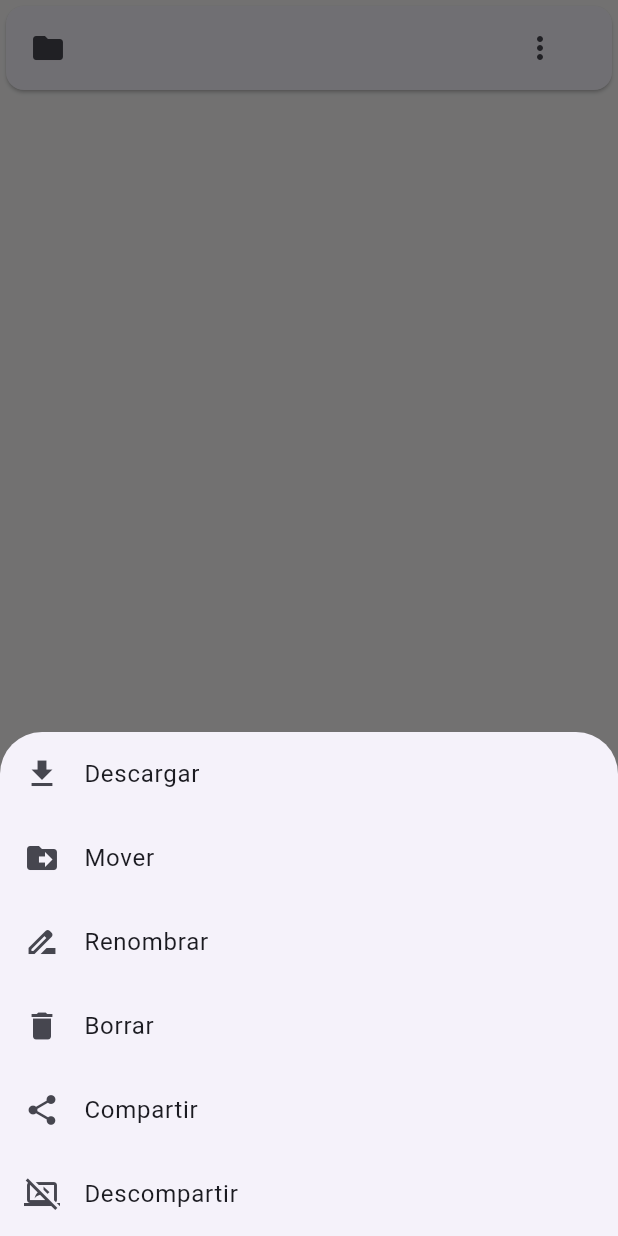
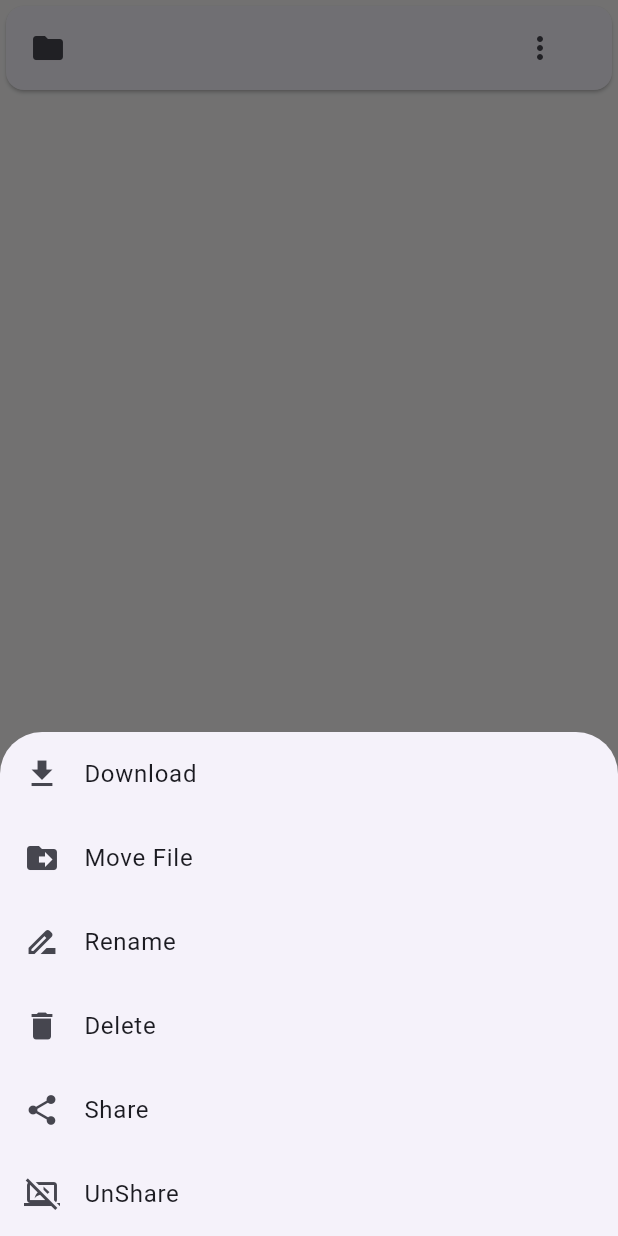
Before and after one commit to hawks-atlanta/frontend-flutter, a Flutter app: the FileOrFolderWidget widget shown alone on an empty page, opened directly with empty values, after a tap on the "more vert" icon, on a phone screen of 412 x 824 dp. Run offline on Flutter 3.47's test engine with Material 3 defaults, Android fonts, the light colour scheme and no system bars; our stand-ins replace auto_size_text, dio, file_picker, flutter_dotenv, flutter_riverpod, flutter_secure_storage and 4 more; accounts and stored records are empty; network calls fail; statements that could not run were skipped; project files that could hold a hidden picture were left out.

```diff
--- a/lib/features/drive/domain/datasources/file_datasources.dart
+++ b/lib/features/drive/domain/datasources/file_datasources.dart
@@ -8,5 +8,5 @@ abstract class FileDataSource {
   Future<FileUploadResponse> uploadFiles(
       String fileName, List<String> fileContent, String? location);
   Future<FileCheckResponse> checkFile(String fileUUID);
-  Future<List<File>> getFiles(String? location);
+  Future<List<File>> getFiles({String? location});
 }
--- a/lib/features/drive/domain/repositories/file_repository.dart
+++ b/lib/features/drive/domain/repositories/file_repository.dart
@@ -3,9 +3,7 @@ import 'package:login_mobile/features/drive/domain/entities/file_upload.dart';
 
 abstract class FilesRepository {
   Future<FileUploadResponse> uploadFiles(
-      String fileName,
-      List<String> fileContent,
-      String? location);
+      String fileName, List<String> fileContent, String? location);
   Future<FileCheckResponse> checkFile(String fileUUID);
-  Future<List<File>> getFiles(String? location);
+  Future<List<File>> getFiles({String? location});
 }
--- a/lib/features/drive/infrastructure/datasources/file_datasource_impl.dart
+++ b/lib/features/drive/infrastructure/datasources/file_datasource_impl.dart
@@ -65,9 +65,8 @@ class FilesDatasourceImpl extends FileDataSource {
   //El list sería dio.post Lista de maps en dynamic
 
   @override
-  Future<List<File>> getFiles(String? location) async {
+  Future<List<File>> getFiles({String? location}) async {
     try {
-      print("token getFiles: $accessToken");
       Map<String, dynamic> data = {'token': accessToken};
       // Si location no es nulo, añadirlo al mapa de datos
       if (location != null) {
--- a/lib/features/drive/infrastructure/repositories/file_repository_impl.dart
+++ b/lib/features/drive/infrastructure/repositories/file_repository_impl.dart
@@ -2,6 +2,7 @@ import 'package:login_mobile/features/drive/domain/datasources/file_datasources.
 import 'package:login_mobile/features/drive/domain/entities/file.dart';
 import 'package:login_mobile/features/drive/domain/entities/file_upload.dart';
 import 'package:login_mobile/features/drive/domain/repositories/file_repository.dart';
+
 // El único objetivo de FileRepositoryImpl es usar el dataSource
 // El dataSource lo satisface
 class FilesRepositoryImpl extends FilesRepository {
@@ -10,8 +11,8 @@ class FilesRepositoryImpl extends FilesRepository {
   FilesRepositoryImpl(this.dataSource);
 
   @override
-  Future<FileUploadResponse> uploadFiles(String fileName,
-      List<String> fileContent, String? location ) {
+  Future<FileUploadResponse> uploadFiles(
+      String fileName, List<String> fileContent, String? location) {
     return dataSource.uploadFiles(fileName, fileContent, location);
   }
 
@@ -21,7 +22,7 @@ class FilesRepositoryImpl extends FilesRepository {
   }
 
   @override
-  Future<List<File>> getFiles(String? location) {
-    return dataSource.getFiles(location);
+  Future<List<File>> getFiles({String? location}) {
+    return dataSource.getFiles(location: location);
   }
 }
--- a/lib/features/drive/presentation/providers/files_upload_repository_provider.dart
+++ b/lib/features/drive/presentation/providers/files_upload_repository_provider.dart
@@ -10,10 +10,7 @@ import 'package:login_mobile/features/drive/infrastructure/repositories/file_rep
 //ReadOnly provider
 final filesRepositoryProvider = Provider<FilesRepository>((ref) {
   final accessToken = ref.watch(authProvider).user?.token ?? '';
-  print("Token: $accessToken");
-
   final filesRepository =
       FilesRepositoryImpl(FilesDatasourceImpl(accessToken: accessToken));
-
   return filesRepository;
 });
--- a/lib/features/drive/presentation/providers/sync_provider.dart
+++ b/lib/features/drive/presentation/providers/sync_provider.dart
@@ -12,6 +12,6 @@ class SyncInterface {
   SyncInterface(this.filesGetProviderNotifier);
 
   void onFileUploadSuccess(String? location) {
-    filesGetProviderNotifier.getFiles(location: location);
+    filesGetProviderNotifier.getFiles();
   }
 }
--- a/lib/features/drive/presentation/widgets/file_folder_widget.dart
+++ b/lib/features/drive/presentation/widgets/file_folder_widget.dart
@@ -27,42 +27,42 @@ class FileOrFolderWidget extends StatelessWidget {
                   children: [
                     ListTile(
                       leading: const Icon(Icons.download),
-                      title: const Text('Descargar'),
+                      title: const Text('Download'),
                       onTap: () {
                         // Lógica de descarga
                       },
                     ),
                     ListTile(
                       leading: const Icon(Icons.drive_file_move),
-                      title: const Text('Mover'),
+                      title: const Text('Move File'),
                       onTap: () {
                         // Lógica para mover
                       },
                     ),
                     ListTile(
                       leading: const Icon(Icons.drive_file_rename_outline),
-                      title: const Text('Renombrar'),
+                      title: const Text('Rename'),
                       onTap: () {
                         // Lógica para renombrar
                       },
                     ),
                     ListTile(
                       leading: const Icon(Icons.delete),
-                      title: const Text('Borrar'),
+                      title: const Text('Delete'),
                       onTap: () {
                         // Lógica para borrar
                       },
                     ),
                     ListTile(
                       leading: const Icon(Icons.share),
-                      title: const Text('Compartir'),
+                      title: const Text('Share'),
                       onTap: () {
                         // Lógica para compartir
                       },
                     ),
                     ListTile(
                       leading: const Icon(Icons.stop_screen_share_outlined),
-                      title: const Text('Descompartir'),
+                      title: const Text('UnShare'),
                       onTap: () {
                         // Lógica para descompartir
                       },
--- a/lib/features/shared/widgets/drive/new_modal.dart
+++ b/lib/features/shared/widgets/drive/new_modal.dart
@@ -46,8 +46,8 @@ Future<void> handleFileUpload(
     type: FileType.any,
     allowMultiple: true,
   );
-  print("Resulted files: $result");
   final location = ref.watch(filesGetProvider).location;
+  print('Location in modal: $location');
 
   if (result != null) {
     for (PlatformFile file in result.files) {
```
Also changed, not shown: lib/config/router/app_router.dart (+3 -6 lines), lib/features/drive/presentation/providers/files_get_provider.dart (+31 -19 lines), lib/features/drive/presentation/screens/drive_screen.dart (+10 -11 lines), lib/features/drive/presentation/widgets/files_view.dart (+5 -8 lines).
